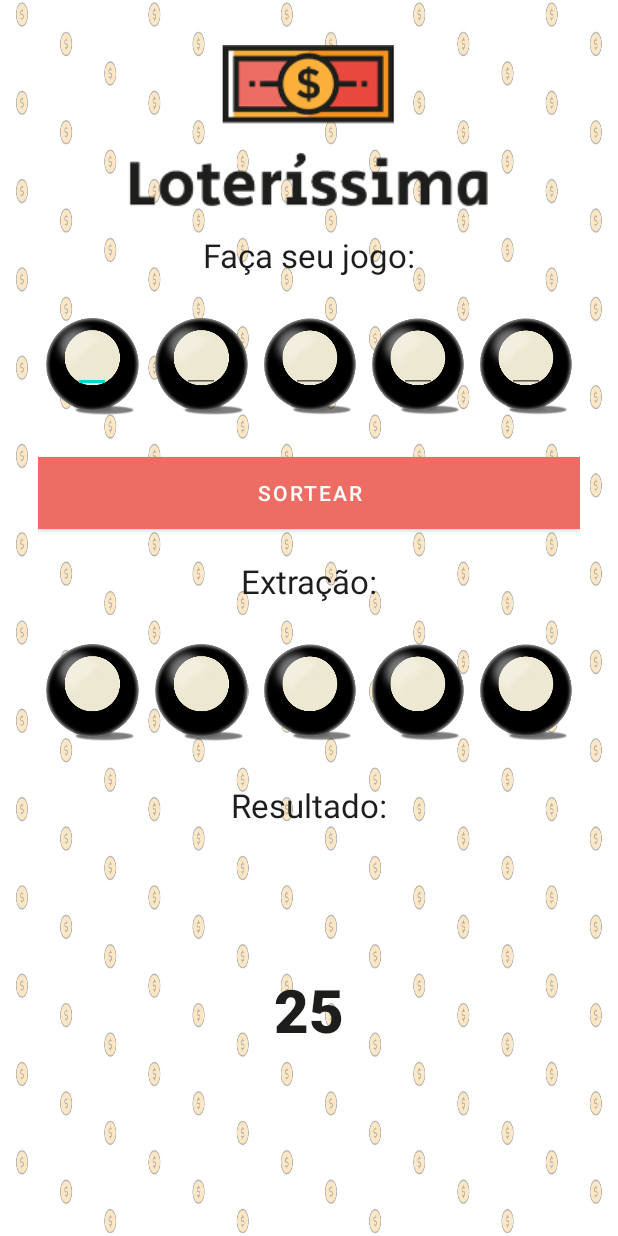
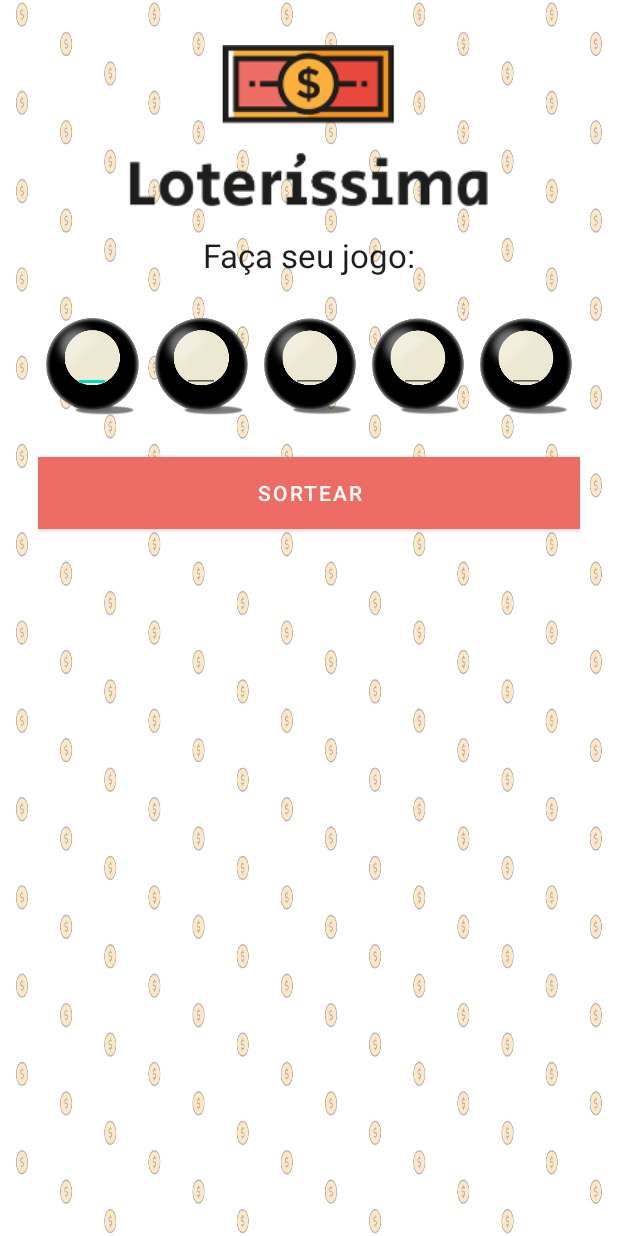
Before and after one commit to darayve/loterissima, an Android app: the screen it shows after launch (MainActivity), after a tap on "SORTEAR", on a phone screen of 412 x 824 dp. Run offline under Robolectric (Android 15) with nearby library versions, the phone set to English and light mode, and no system bars.

Commit message:
:tada: refatoração do código de visibilidade

```diff
--- a/app/src/main/java/com/example/lottoapp/MainActivity.java
+++ b/app/src/main/java/com/example/lottoapp/MainActivity.java
@@ -17,7 +17,7 @@ import java.util.Random;
 
 public class MainActivity extends AppCompatActivity {
     // Views
-    private TextView resultBall1, resultBall2, resultBall3, resultBall4, resultBall5, resultPoints, extractionLabel, pointsLabel;
+    private TextView resultBall1, resultBall2, resultBall3, resultBall4, resultBall5, resultPoints;
     private EditText editBall_1, editBall_2, editBall_3, editBall_4, editBall_5;
     private Button playButton;
 
@@ -33,7 +33,7 @@ public class MainActivity extends AppCompatActivity {
     Context context;
 
     // Others
-    LinearLayout resultBallsView;
+    LinearLayout resultContainer;
 
     @Override
     protected void onCreate(Bundle savedInstanceState) {
@@ -54,26 +54,11 @@ public class MainActivity extends AppCompatActivity {
         getTextFromUserBalls();
         getTextFromGeneratedBalls();
         resultPoints.setText(String.valueOf(getResultPoints()));
-        toggleResultsVisibility();
     }
 
     private void toggleResultsVisibility() {
-        if (extractionLabel.isShown()) setLowerSectionInvisible();
-        else setLowerSectionVisible();
-    }
-
-    private void setLowerSectionVisible() {
-        extractionLabel.setVisibility(View.VISIBLE);
-        resultBallsView.setVisibility(View.VISIBLE);
-        pointsLabel.setVisibility(View.VISIBLE);
-        resultPoints.setVisibility(View.VISIBLE);
-    }
-
-    private void setLowerSectionInvisible() {
-        extractionLabel.setVisibility(View.INVISIBLE);
-        resultBallsView.setVisibility(View.INVISIBLE);
-        pointsLabel.setVisibility(View.INVISIBLE);
-        resultPoints.setVisibility(View.INVISIBLE);
+        if (resultContainer.isShown()) resultContainer.setVisibility(View.INVISIBLE);
+        else resultContainer.setVisibility(View.VISIBLE);
     }
 
     private void reset() {
@@ -142,6 +127,7 @@ public class MainActivity extends AppCompatActivity {
         if (isNumbersOk) {
             generateNumbers();
             playButton.setText(R.string.reset_button);
+            toggleResultsVisibility();
         } else {
             fillCorrectlyToast = Toast.makeText(context, "Preencha corretamente", duration);
             fillCorrectlyToast.show();
@@ -240,10 +226,7 @@ public class MainActivity extends AppCompatActivity {
         resultBall4 = findViewById(R.id.result4);
         resultBall5 = findViewById(R.id.result5);
 
-        extractionLabel = findViewById(R.id.extraction);
-        resultBallsView = findViewById(R.id.result_balls);
-        pointsLabel = findViewById(R.id.points_label);
-
+        resultContainer = findViewById(R.id.resultContainer);
         resultPoints = findViewById(R.id.points);
     }
 }
--- a/app/src/main/res/layout/activity_main.xml
+++ b/app/src/main/res/layout/activity_main.xml
@@ -190,8 +190,20 @@
         android:text="@string/play_button"
         android:textColor="@color/white"
         app:layout_constraintTop_toBottomOf="@+id/input_balls"
-        tools:layout_editor_absoluteX="25dp" />
+        tools:layout_editor_absoluteX="25dp"/>
 
+    <!-- Results section -->
+    <LinearLayout
+        android:id="@+id/resultContainer"
+        android:layout_width="wrap_content"
+        android:layout_height="wrap_content"
+        android:animateLayoutChanges="true"
+        android:orientation="vertical"
+        android:visibility="invisible"
+        app:layout_constraintBottom_toBottomOf="parent"
+        app:layout_constraintEnd_toEndOf="parent"
+        app:layout_constraintStart_toStartOf="parent"
+        app:layout_constraintTop_toBottomOf="@+id/play_button">
         <!-- Extraction text -->
         <TextView
             android:id="@+id/extraction"
@@ -202,9 +214,6 @@
             android:textAlignment="center"
             android:textColor="@color/black"
             android:textSize="22sp"
-        android:visibility="invisible"
-        app:layout_constraintEnd_toEndOf="parent"
-        app:layout_constraintStart_toStartOf="parent"
             app:layout_constraintTop_toBottomOf="@+id/play_button" />
 
         <!-- Result balls -->
@@ -214,9 +223,6 @@
             android:layout_height="120dp"
             android:baselineAligned="false"
             android:orientation="horizontal"
-        android:visibility="invisible"
-        app:layout_constraintEnd_toEndOf="parent"
-        app:layout_constraintStart_toStartOf="parent"
             app:layout_constraintTop_toBottomOf="@+id/extraction">
 
             <RelativeLayout
@@ -359,9 +365,6 @@
             android:textAlignment="center"
             android:textColor="@color/black"
             android:textSize="22sp"
-        android:visibility="invisible"
-        app:layout_constraintEnd_toEndOf="parent"
-        app:layout_constraintStart_toStartOf="parent"
             app:layout_constraintTop_toBottomOf="@+id/result_balls" />
 
         <TextView
@@ -373,10 +376,7 @@
             android:textAlignment="center"
             android:textColor="@color/black"
             android:textSize="40sp"
-        android:visibility="invisible"
-        app:layout_constraintBottom_toBottomOf="parent"
-        app:layout_constraintEnd_toEndOf="parent"
-        app:layout_constraintStart_toStartOf="parent"
             app:layout_constraintTop_toBottomOf="@+id/points_label" />
+    </LinearLayout>
 
 </androidx.constraintlayout.widget.ConstraintLayout>
```
Lines whose indentation alone changed are shown as unchanged.
